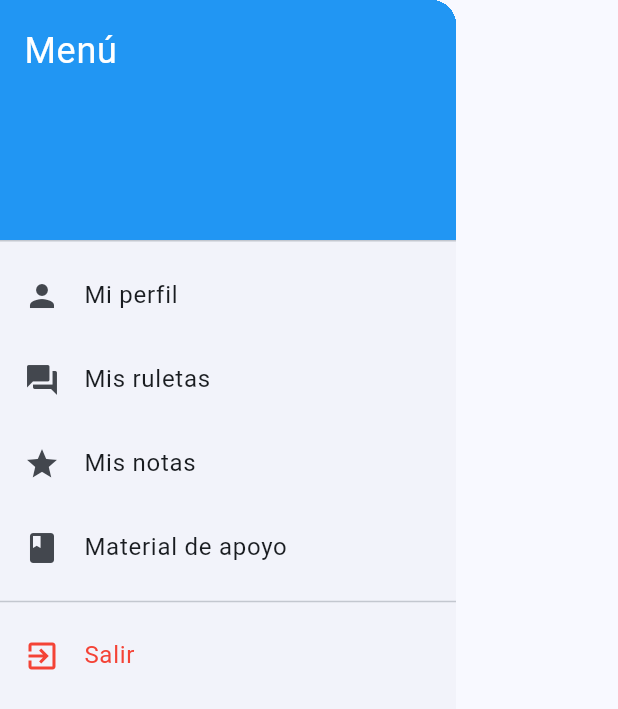
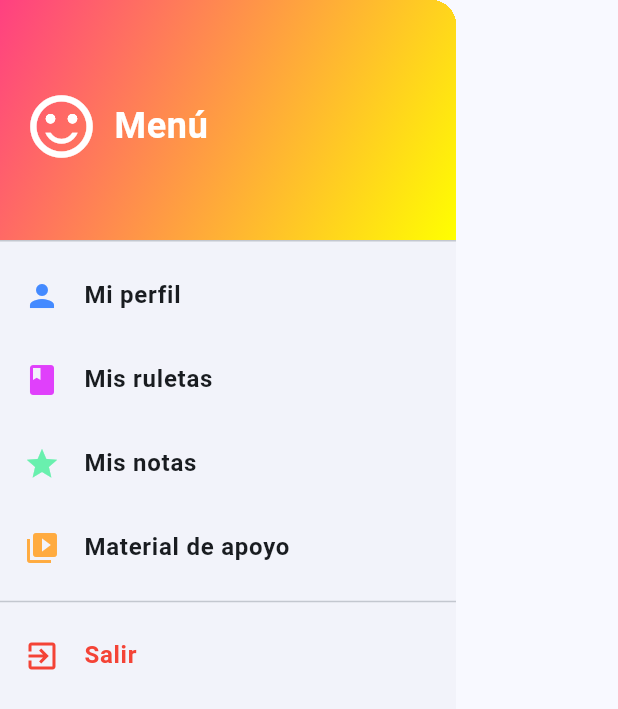
Before and after one commit to Edisonj4vier/EDU-RULETA, a Flutter app: the CustomDrawer widget shown alone on an empty page, opened directly, on a phone screen of 412 x 824 dp. Shown: the top 709 px of the screen. Run offline on Flutter 3.47's test engine with Material 3 defaults, Android fonts, the phone set to English and light mode, and no system bars; our stand-ins replace flutter_fortune_wheel.

Commit message:
Redireccion de pestañas en studiante

```diff
--- a/Front-end_proyect/lib/widgets/custom_drawer.dart
+++ b/Front-end_proyect/lib/widgets/custom_drawer.dart
@@ -1,9 +1,12 @@
 import 'package:flutter/material.dart';
+import '../view/viewStudent/mis_notas.dart';
+import '../view/viewStudent/material_apoyo.dart';
 import '../view/viewStudent/cursos_estudiantes.dart';
+
 class CustomDrawer extends StatelessWidget {
   final String userType;
 
-  CustomDrawer({required this.userType});
+  const CustomDrawer({Key? key, required this.userType}) : super(key: key);
 
   @override
   Widget build(BuildContext context) {
@@ -11,123 +14,101 @@ class CustomDrawer extends StatelessWidget {
       child: ListView(
         padding: EdgeInsets.zero,
         children: <Widget>[
-          _buildDrawerHeader(),
-          ..._buildMenuItems(context), // Construye los elementos del menú basados en el tipo de usuario
-          const Spacer(),
+          DrawerHeader(
+            decoration: BoxDecoration(
+              gradient: LinearGradient(
+                colors: [Colors.pinkAccent, Colors.yellowAccent],
+                begin: Alignment.topLeft,
+                end: Alignment.bottomRight,
+              ),
+            ),
+            child: Row(
+              children: [
+                Icon(
+                  Icons.sentiment_satisfied_alt,
+                  size: 50,
+                  color: Colors.white,
+                ),
+                const SizedBox(width: 10),
+                Text(
+                  'Menú',
+                  style: TextStyle(
+                    color: Colors.white,
+                    fontSize: 24,
+                    fontWeight: FontWeight.bold,
+                  ),
+                ),
+              ],
+            ),
+          ),
+          ListTile(
+            leading: Icon(Icons.person, color: Colors.blueAccent),
+            title: Text(
+              'Mi perfil',
+              style: TextStyle(fontWeight: FontWeight.bold),
+            ),
+            onTap: () {
+              Navigator.pop(context);
+              // Aquí puedes redirigir a la pantalla de perfil
+            },
+          ),
+          ListTile(
+            leading: Icon(Icons.book, color: Colors.purpleAccent),
+            title: Text(
+              'Mis ruletas',
+              style: TextStyle(fontWeight: FontWeight.bold),
+            ),
+            onTap: () {
+              Navigator.push(
+                context,
+                MaterialPageRoute(
+                    builder: (context) =>
+                        CursosEstudiantes()), // Cambia según tu pantalla
+              );
+            },
+          ),
+          ListTile(
+            leading: Icon(Icons.grade, color: Colors.greenAccent),
+            title: Text(
+              'Mis notas',
+              style: TextStyle(fontWeight: FontWeight.bold),
+            ),
+            onTap: () {
+              Navigator.push(
+                context,
+                MaterialPageRoute(
+                    builder: (context) =>
+                        MisNotasScreen()), // Redirige a mis notas
+              );
+            },
+          ),
+          ListTile(
+            leading: Icon(Icons.video_library, color: Colors.orangeAccent),
+            title: Text(
+              'Material de apoyo',
+              style: TextStyle(fontWeight: FontWeight.bold),
+            ),
+            onTap: () {
+              Navigator.push(
+                context,
+                MaterialPageRoute(
+                    builder: (context) =>
+                        MaterialApoyoScreen()), // Redirige a material de apoyo
+              );
+            },
+          ),
+          const Divider(),
+          ListTile(
+            leading: Icon(Icons.exit_to_app, color: Colors.red),
+            title: Text('Salir',
+                style:
+                    TextStyle(color: Colors.red, fontWeight: FontWeight.bold)),
+            onTap: () {
+              Navigator.pushReplacementNamed(context, '/');
+            },
+          ),
         ],
       ),
     );
   }
-
-  /// Construye el encabezado del Drawer
-  Widget _buildDrawerHeader() {
-    return const DrawerHeader(
-      decoration: BoxDecoration(
-        color: Colors.blue,
-      ),
-      child: Text(
-        'Menú',
-        style: TextStyle(
-          color: Colors.white,
-          fontSize: 24,
-        ),
-      ),
-    );
-  }
-
-  /// Construye dinámicamente los elementos del menú basado en el tipo de usuario
-  List<Widget> _buildMenuItems(BuildContext context) {
-    List<Widget> menuItems = [
-      ListTile(
-        leading: const Icon(Icons.person),
-        title: const Text('Mi perfil'),
-        onTap: () {
-          // Acción para "Mi perfil"
-          Navigator.pop(context); // Cerrar el drawer
-        },
-      ),
-    ];
-
-    // Elementos de menú específicos según el tipo de usuario
-    if (userType == 'Estudiante') {
-      menuItems.addAll([
-        ListTile(
-          leading: const Icon(Icons.question_answer),
-          title: const Text('Mis ruletas'),
-          onTap: () {
-            // Acción para "Mis ruletas"
-
-            Navigator.pop(context);
-          },
-        ),
-        ListTile(
-          leading: const Icon(Icons.grade),
-          title: const Text('Mis notas'),
-          onTap: () {
-
-            // Acción para "Mis notas"
-            Navigator.push(context,
-                MaterialPageRoute(
-                  builder: (context) => const CursosEstudiantes(),
-                ),
-            );
-          },
-        ),
-        ListTile(
-          leading: const Icon(Icons.book),
-          title: const Text('Material de apoyo'),
-          onTap: () {
-            // Acción para "Material de apoyo"
-            Navigator.pop(context);
-          },
-        ),
-      ]);
-    } else if (userType == 'Profesor') {
-      menuItems.addAll([
-        ListTile(
-          leading: const Icon(Icons.book),
-          title: const Text('Mis cursos'),
-          onTap: () {
-            // Acción para "Mis cursos"
-            Navigator.pop(context);
-          },
-        ),
-        ListTile(
-          leading: const Icon(Icons.group),
-          title: const Text('Mis estudiantes'),
-          onTap: () {
-            // Acción para "Mis estudiantes"
-            Navigator.pop(context);
-          },
-        ),
-      ]);
-    } else if (userType == 'Invitado') {
-      menuItems.add(
-        ListTile(
-          leading: const Icon(Icons.info),
-          title: const Text('Información del sistema'),
-          onTap: () {
-            // Acción para "Información del sistema"
-            Navigator.pop(context);
-          },
-        ),
-      );
-    }
-
-    menuItems.add(const Divider());
-
-    // Opción de salir
-    menuItems.add(
-      ListTile(
-        leading: const Icon(Icons.exit_to_app, color: Colors.red),
-        title: const Text('Salir', style: TextStyle(color: Colors.red)),
-        onTap: () {
-          Navigator.pop(context); // Cerrar el drawer
-          Navigator.pushReplacementNamed(context, '/'); // Regresar a la pantalla principal
-        },
-      ),
-    );
-
-    return menuItems;
-  }
 }
```
Also changed, not shown: Front-end_proyect/lib/view/viewStudent/main.dart (+4 -8 lines), Front-end_proyect/lib/view/viewStudent/material_apoyo.dart (added, +107 -0 lines), Front-end_proyect/lib/view/viewStudent/mis_notas.dart (added, +77 -0 lines).
